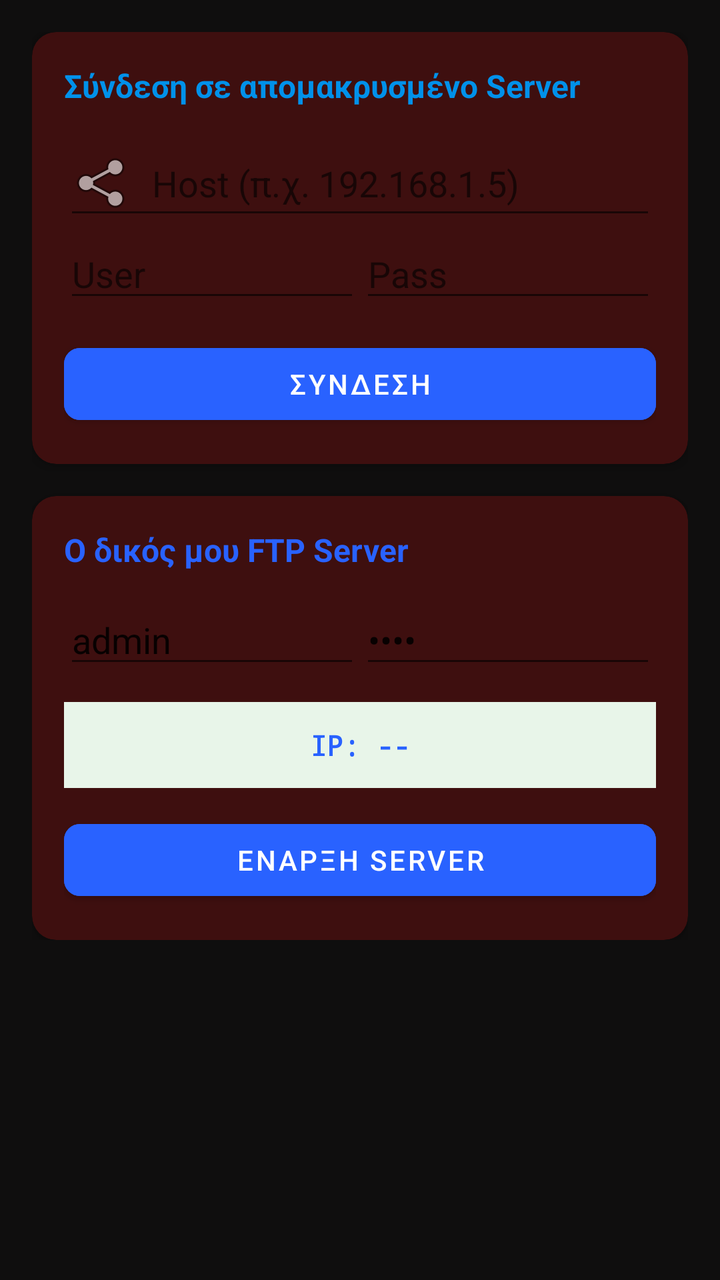
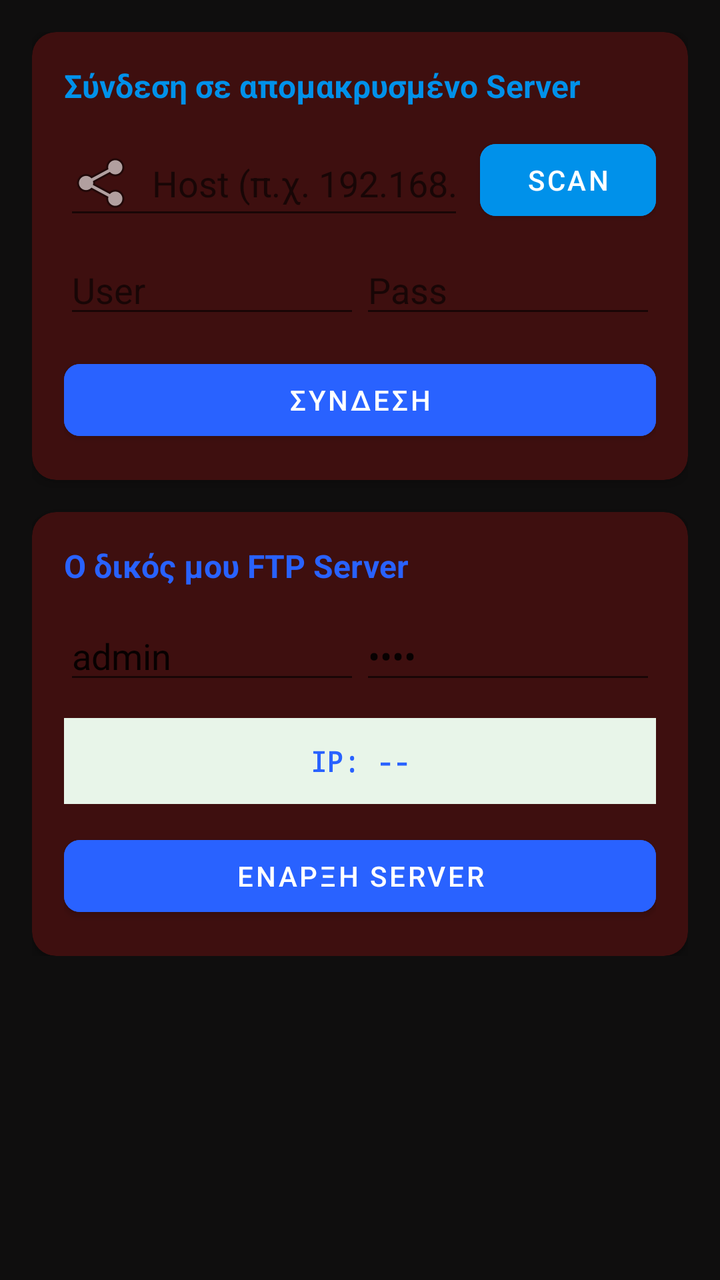

An Android layout rendered at two revisions. The XML below is the earlier revision; the diff shows what the commit changed to produce the second picture.
<!-- AndroidManifest.xml: application theme Theme.FTFileManager -->
<!-- res/layout/activity_ftp.xml -->
<?xml version="1.0" encoding="utf-8"?>
<ScrollView xmlns:android="http://schemas.android.com/apk/res/android"
    xmlns:app="http://schemas.android.com/apk/res-auto"
    android:layout_width="match_parent"
    android:layout_height="match_parent"
    android:background="#0F0E0E">

    <LinearLayout
        android:layout_width="match_parent"
        android:layout_height="wrap_content"
        android:orientation="vertical"
        android:padding="16dp">

        <com.google.android.material.card.MaterialCardView
            android:id="@+id/cardClient"
            android:layout_width="match_parent"
            android:layout_height="wrap_content"
            android:layout_marginBottom="16dp"
            app:cardBackgroundColor="#3E0F0F"
            app:cardCornerRadius="12dp"
            app:cardElevation="4dp"
            app:checkedIconTint="#0091EA">

            <LinearLayout
                android:id="@+id/loginLayout"
                android:layout_width="match_parent"
                android:layout_height="wrap_content"
                android:orientation="vertical"
                android:padding="16dp">

                <TextView
                    android:layout_width="wrap_content"
                    android:layout_height="wrap_content"
                    android:layout_marginBottom="12dp"
                    android:text="Σύνδεση σε απομακρυσμένο Server"
                    android:textColor="#0091EA"
                    android:textSize="16sp"
                    android:textStyle="bold" />

                <EditText
                    android:id="@+id/etHost"
                    android:layout_width="match_parent"
                    android:layout_height="wrap_content"
                    android:drawableStart="@android:drawable/ic_menu_share"
                    android:drawablePadding="8dp"
                    android:hint="Host (π.χ. 192.168.1.5)"
                    android:inputType="textUri" />

                <LinearLayout
                    android:layout_width="match_parent"
                    android:layout_height="wrap_content"
                    android:baselineAligned="false"
                    android:orientation="horizontal">

                    <EditText
                        android:id="@+id/etUser"
                        android:layout_width="0dp"
                        android:layout_height="wrap_content"
                        android:layout_weight="1"
                        android:hint="User"
                        android:inputType="textPersonName" />

                    <EditText
                        android:id="@+id/etPass"
                        android:layout_width="0dp"
                        android:layout_height="wrap_content"
                        android:layout_weight="1"
                        android:hint="Pass"
                        android:inputType="textPassword" />
                </LinearLayout>

                <Button
                    android:id="@+id/btnConnect"
                    android:layout_width="match_parent"
                    android:layout_height="wrap_content"
                    android:layout_marginTop="12dp"
                    android:text="ΣΥΝΔΕΣΗ"
                    android:backgroundTint="#2962FF"
                    app:cornerRadius="8dp" />
            </LinearLayout>
        </com.google.android.material.card.MaterialCardView>

        <com.google.android.material.card.MaterialCardView
            android:id="@+id/cardServer"
            android:layout_width="match_parent"
            android:layout_height="wrap_content"
            app:cardBackgroundColor="#3E0F0F"
            app:cardCornerRadius="12dp"
            app:cardElevation="4dp">

            <LinearLayout
                android:layout_width="match_parent"
                android:layout_height="wrap_content"
                android:orientation="vertical"
                android:padding="16dp">

                <TextView
                    android:layout_width="wrap_content"
                    android:layout_height="wrap_content"
                    android:layout_marginBottom="12dp"
                    android:text="Ο δικός μου FTP Server"
                    android:textColor="#2962FF"
                    android:textSize="16sp"
                    android:textStyle="bold" />

                <LinearLayout
                    android:layout_width="match_parent"
                    android:layout_height="wrap_content"
                    android:orientation="horizontal">

                    <EditText
                        android:id="@+id/etServerUser"
                        android:layout_width="0dp"
                        android:layout_height="wrap_content"
                        android:layout_weight="1"
                        android:hint="Server User"
                        android:text="admin" />

                    <EditText
                        android:id="@+id/etServerPass"
                        android:layout_width="0dp"
                        android:layout_height="wrap_content"
                        android:layout_weight="1"
                        android:hint="Server Pass"
                        android:inputType="textPassword"
                        android:text="1234" />
                </LinearLayout>

                <TextView
                    android:id="@+id/tvServerInfo"
                    android:layout_width="match_parent"
                    android:layout_height="wrap_content"
                    android:layout_marginVertical="12dp"
                    android:background="#E8F5E9"
                    android:padding="12dp"
                    android:text="IP: --"
                    android:textAlignment="center"
                    android:textColor="#2962FF"
                    android:textStyle="bold"
                    android:typeface="monospace" />

                <Button
                    android:id="@+id/btnStartServer"
                    android:layout_width="match_parent"
                    android:layout_height="wrap_content"
                    android:backgroundTint="#2962FF"
                    android:text="ΕΝΑΡΞΗ SERVER"
                    app:cornerRadius="8dp" />
            </LinearLayout>
        </com.google.android.material.card.MaterialCardView>

        <androidx.recyclerview.widget.RecyclerView
            android:id="@+id/ftpRecyclerView"
            android:layout_width="match_parent"
            android:layout_height="wrap_content"
            android:layout_marginTop="16dp"
            android:background="#371A61"
            android:visibility="gone" />

    </LinearLayout>
</ScrollView>
<!-- resources referenced by this layout -->
<resources>
  <style name="Theme.FTFileManager" parent="Theme.MaterialComponents.DayNight.NoActionBar">
  
          <item name="android:statusBarColor">#0F253C</item>
  
          <item name="android:windowLightStatusBar">false</item>
  
          <item name="android:navigationBarColor">#030A10</item>
  
          <item name="colorPrimary">#0A1929</item>
          <item name="colorPrimaryDark">#030A10</item>
          <item name="colorAccent">#2196F3</item> <item name="android:windowBackground">#030A10</item>
      </style>
</resources>

<!-- the commit's change to res/layout/activity_ftp.xml (unified diff, before → after) -->
@@ -37,14 +37,33 @@
                     android:textSize="16sp"
                     android:textStyle="bold" />
 
-                <EditText
-                    android:id="@+id/etHost"
+                
+                <LinearLayout
                     android:layout_width="match_parent"
                     android:layout_height="wrap_content"
-                    android:drawableStart="@android:drawable/ic_menu_share"
-                    android:drawablePadding="8dp"
-                    android:hint="Host (π.χ. 192.168.1.5)"
-                    android:inputType="textUri" />
+                    android:orientation="horizontal"
+                    android:gravity="center_vertical"
+                    android:layout_marginBottom="8dp">
+
+                    <EditText
+                        android:id="@+id/etHost"
+                        android:layout_width="0dp"
+                        android:layout_height="wrap_content"
+                        android:layout_weight="1"
+                        android:drawableStart="@android:drawable/ic_menu_share"
+                        android:drawablePadding="8dp"
+                        android:hint="Host (π.χ. 192.168.1.5)"
+                        android:inputType="textUri" />
+
+                    <Button
+                        android:id="@+id/btnScanIp"
+                        android:layout_width="wrap_content"
+                        android:layout_height="wrap_content"
+                        android:layout_marginStart="8dp"
+                        android:text="Scan"
+                        android:backgroundTint="#0091EA"
+                        app:cornerRadius="8dp" />
+                </LinearLayout>
 
                 <LinearLayout
                     android:layout_width="match_parent"
@@ -149,11 +168,23 @@
             </LinearLayout>
         </com.google.android.material.card.MaterialCardView>
 
+        
+        <Button
+            android:id="@+id/btnUpload"
+            android:layout_width="match_parent"
+            android:layout_height="wrap_content"
+            android:layout_marginTop="12dp"
+            android:backgroundTint="#FF9800"
+            android:text="➕ Ανέβασμα Αρχείου στον Server"
+            android:textColor="#FFFFFF"
+            android:visibility="gone"
+            app:cornerRadius="8dp" />
+
         <androidx.recyclerview.widget.RecyclerView
             android:id="@+id/ftpRecyclerView"
             android:layout_width="match_parent"
             android:layout_height="wrap_content"
-            android:layout_marginTop="16dp"
+            android:layout_marginTop="8dp"
             android:background="#371A61"
             android:visibility="gone" />
 
